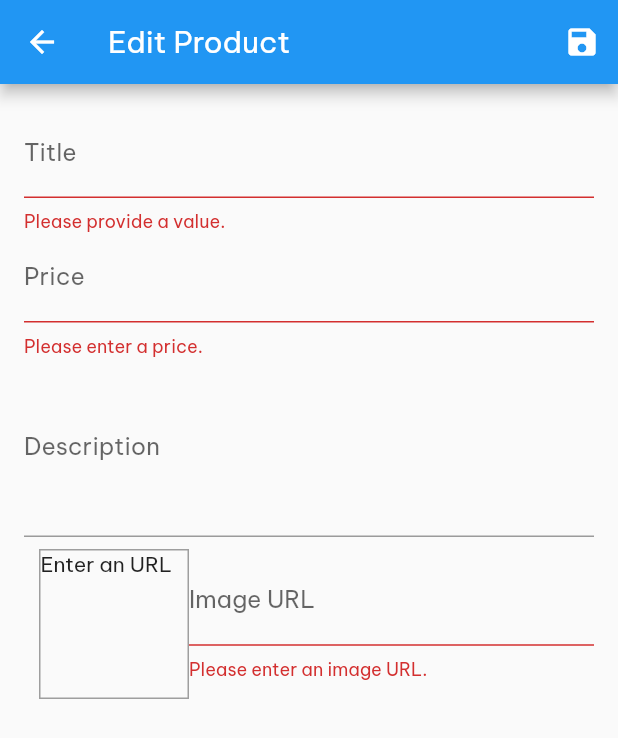
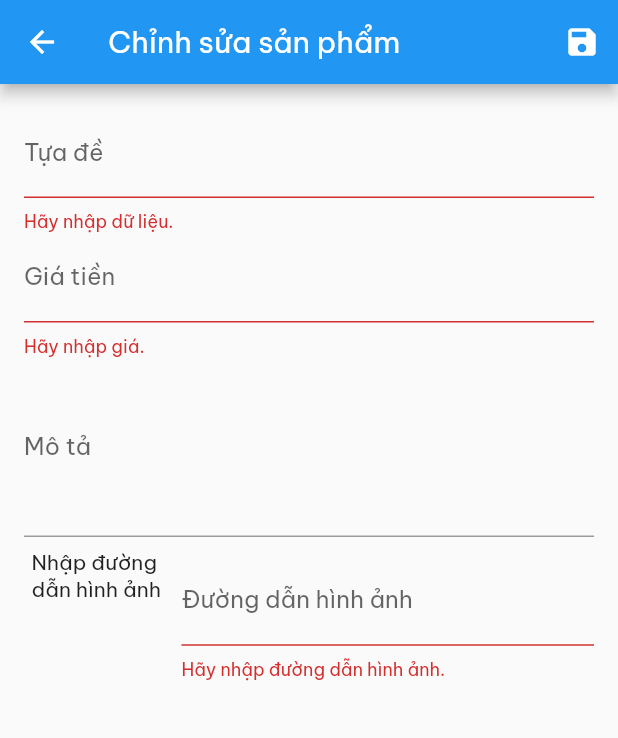
Before and after one commit to ankoi0310/online_shop_flutter, a Flutter app: the ProductEditScreen screen opened by its route, after a tap on the "save" icon, on a phone screen of 412 x 824 dp. Shown: the top 738 px of the screen. Run offline on Flutter 3.47's test engine with Material 2 defaults, Android fonts, the phone set to English and light mode, and no system bars; missing offline and left inert: flutter_format_money_vietnam; network calls fail.

Commit message:
update project

```diff
--- a/lib/screens/product_edit_screen.dart
+++ b/lib/screens/product_edit_screen.dart
@@ -80,13 +80,13 @@ class _ProductEditScreen extends State<ProductEditScreen> {
         } catch (error) {
           await showDialog(context: context, builder: (ctx) => AlertDialog(
               title: const Text('Error'), content: Text(error.toString(),),
-              actions: <Widget>[FlatButton(onPressed: () => {Navigator.of(ctx).pop(), setState(() {_isLoading = false;}),}, child: Text('Okay'))]
+              actions: <Widget>[TextButton(onPressed: () => {Navigator.of(ctx).pop(), setState(() {_isLoading = false;}),}, child: const Text('Okay'))]
           ));
         }
       } catch (error) {
         await showDialog(context: context, builder: (ctx) => AlertDialog(
             title: const Text('Error'), content: Text(error.toString(),),
-            actions: <Widget>[FlatButton(onPressed: () => {Navigator.of(ctx).pop(), setState(() {_isLoading = false;}),}, child: Text('Okay'))]
+            actions: <Widget>[TextButton(onPressed: () => {Navigator.of(ctx).pop(), setState(() {_isLoading = false;}),}, child: const Text('Okay'))]
         ));
       }
     }
@@ -96,7 +96,7 @@ class _ProductEditScreen extends State<ProductEditScreen> {
   Widget build(BuildContext context) {
     return Scaffold(
       appBar: AppBar(
-        title: const Text('Edit Product'),
+        title: const Text('Chỉnh sửa sản phẩm'),
         actions: <Widget>[
           IconButton(icon: const Icon(Icons.save), onPressed: _saveForm)
         ],
@@ -105,64 +105,58 @@ class _ProductEditScreen extends State<ProductEditScreen> {
         padding: const EdgeInsets.all(16.0),
         child: Form(key: _form, child: SingleChildScrollView(child: Column(
           children: <Widget>[
-            TextFormField(decoration: const InputDecoration(labelText: 'Title'), textInputAction: TextInputAction.next,
+            TextFormField(decoration: const InputDecoration(labelText: 'Tựa đề'), textInputAction: TextInputAction.next,
               initialValue: _initValues['name'],
               onFieldSubmitted: (_) => FocusScope.of(context).requestFocus(_priceFocusNode),
               onSaved: (value) => _editedProduct = Product(id: _editedProduct.id, name: value!, description: _editedProduct.description, unitPrice: _editedProduct.unitPrice, imageUrl: _editedProduct.imageUrl,),
               validator: (value) {
                 if (value!.isEmpty) {
-                  return 'Please provide a value.';
+                  return 'Hãy nhập dữ liệu.';
                 }
                 return null;
               },
             ),
-            TextFormField(decoration: const InputDecoration(labelText: 'Price'), focusNode: _priceFocusNode, textInputAction: TextInputAction.next, keyboardType: const TextInputType.numberWithOptions(signed: true, decimal: false),
+            TextFormField(decoration: const InputDecoration(labelText: 'Giá tiền'), focusNode: _priceFocusNode, textInputAction: TextInputAction.next, keyboardType: const TextInputType.numberWithOptions(signed: true, decimal: false),
               initialValue: _initValues['unitPrice'],
               onFieldSubmitted: (_) => FocusScope.of(context).requestFocus(_descriptionFocusNode),
               onSaved: (value) => _editedProduct = Product(id: _editedProduct.id, name: _editedProduct.name, description: _editedProduct.description, unitPrice: int.parse(value!), imageUrl: _editedProduct.imageUrl,),
               validator: (value) {
                 if (value!.isEmpty) {
-                  return 'Please enter a price.';
+                  return 'Hãy nhập giá.';
                 }
-                if (double.tryParse(value) == null) {
-                  return 'Please enter a valid number.';
+                if (int.tryParse(value) == null) {
+                  return 'Hãy nhập giá hợp lệ.';
                 }
-                if (double.parse(value) <= 0) {
-                  return 'Please enter a number greater than zero.';
+                if (int.parse(value) <= 0) {
+                  return 'Hãy nhập số lớn hơn 0.';
                 }
                 return null;
               },
             ),
-            TextFormField(decoration: InputDecoration(labelText: 'Description'), focusNode: _descriptionFocusNode, keyboardType: TextInputType.multiline, maxLines: 4,
+            TextFormField(decoration: const InputDecoration(labelText: 'Mô tả'), focusNode: _descriptionFocusNode, keyboardType: TextInputType.multiline, maxLines: 4,
               textInputAction: TextInputAction.next, onFieldSubmitted: (_) => FocusScope.of(context).requestFocus(_imageFocusNode),
               initialValue: _initValues['description'],
               onSaved: (value) => _editedProduct = Product(id: _editedProduct.id, name: _editedProduct.name, description: value!, unitPrice: _editedProduct.unitPrice, imageUrl: _editedProduct.imageUrl,),
             ),
             Row(
               children: [
-                Container(
-                  width: 100,
-                  height: 100,
-                  margin: const EdgeInsets.only(top: 8, left: 10),
-                  decoration: BoxDecoration(
-                    border: Border.all(width: 1, color: Colors.grey),
-                  ),
-                  child: _imageUrlController.text.isEmpty ? Text('Enter an URL') : FittedBox(child: Image.network(_imageUrlController.text), fit: BoxFit.cover,),
+                Container(width: 100, height: 100, margin: const EdgeInsets.only(top: 8, left: 5),
+                  child: _imageUrlController.text.isEmpty ? const Text('Nhập đường dẫn hình ảnh') : FittedBox(child: Image.network(_imageUrlController.text), fit: BoxFit.cover,),
                 ),
                 Expanded(
-                  child: TextFormField(decoration: InputDecoration(labelText: 'Image URL'), focusNode: _imageFocusNode,
+                  child: TextFormField(decoration: const InputDecoration(labelText: 'Đường dẫn hình ảnh'), focusNode: _imageFocusNode,
                     controller: _imageUrlController, keyboardType: TextInputType.url, textInputAction: TextInputAction.done,
                     onEditingComplete: () => setState(() {}),
                     onSaved: (value) => _editedProduct = Product(id: _editedProduct.id, name: _editedProduct.name, description: _editedProduct.description, unitPrice: _editedProduct.unitPrice, imageUrl: value!,),
                     validator: (value) {
                       if (value!.isEmpty) {
-                        return 'Please enter an image URL.';
+                        return 'Hãy nhập đường dẫn hình ảnh.';
                       }
                       if (!value.startsWith('http') && !value.startsWith('https')) {
-                        return 'Please enter a valid URL.';
+                        return 'Vui lòng nhập đường dẫn hợp lệ.';
                       }
                       if (!value.endsWith('.png') && !value.endsWith('.jpg') && !value.endsWith('.jpeg')) {
-                        return 'Please enter a valid image URL.';
+                        return 'Vui lòng nhập ảnh hợp lệ.';
                       }
                       return null;
                     },
@@ -176,6 +170,7 @@ class _ProductEditScreen extends State<ProductEditScreen> {
     );
   }
 
+  @override
   void dispose() {
     _imageFocusNode.removeListener(_updateImageUrl);
     _priceFocusNode.dispose();
```
